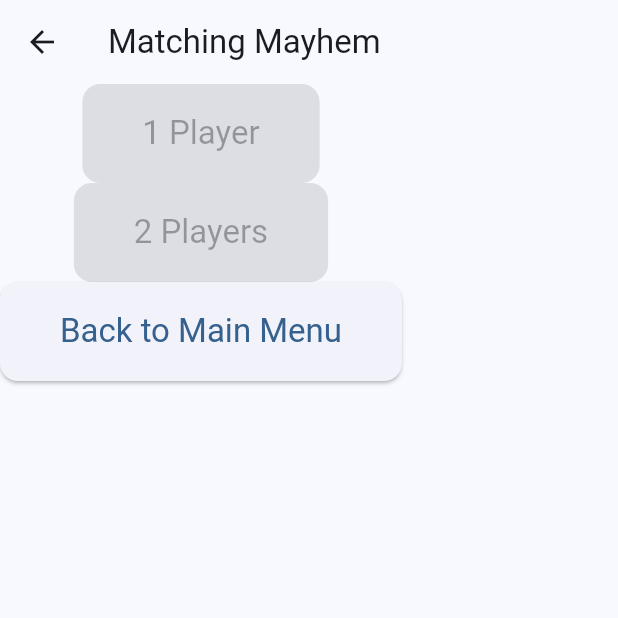
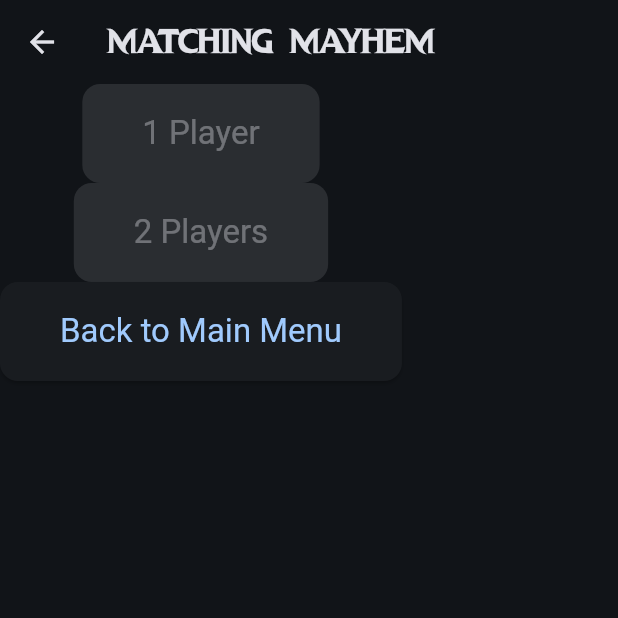
Before and after one commit to Emilio-Hernandez23/Concentration-Card-Game, a Flutter app: the screen it shows after launch, after a tap on "New Game", on a phone screen of 412 x 824 dp, the top half of it. Run offline on Flutter 3.47's test engine with Material 3 defaults, Android fonts, the phone set to English and light mode, and no system bars.

Commit message:
Added DnD font style, adjusted yaml file, added font to main

```diff
--- a/card_game/lib/Instructions_Screen.dart
+++ b/card_game/lib/Instructions_Screen.dart
@@ -1,4 +1,4 @@
-import 'package:card_game/main.dart';
+//import 'package:card_game/main.dart';
 import 'package:flutter/material.dart';
 
 class InstructionsScreen extends StatelessWidget{
--- a/card_game/lib/main.dart
+++ b/card_game/lib/main.dart
@@ -1,6 +1,7 @@
 import 'package:card_game/Instructions_Screen.dart';
 import 'package:card_game/new_game.dart';
 import 'package:flutter/material.dart';
+//import 'package:flutter/cupertino.dart';
 
 void main() {
   runApp(const MainApp());
@@ -17,6 +18,7 @@ class MainApp extends StatelessWidget {
       theme: ThemeData(
         useMaterial3: true,
         colorSchemeSeed: Colors.blue,
+        fontFamily: 'DragonHunter',
         elevatedButtonTheme: ElevatedButtonThemeData(
           style: ElevatedButton.styleFrom(
             padding: const EdgeInsets.symmetric(vertical: 20, horizontal: 40),
@@ -25,12 +27,10 @@ class MainApp extends StatelessWidget {
               borderRadius: BorderRadius.circular(12)
             )
           )
-        )
+        ),
+        brightness: Brightness.dark
         ),
       home: MenuScreen(),
-      routes: {
-        GamesScreen.routeName: (game) => const GamesScreen(),
-      },
     );
   }
 }
@@ -51,7 +51,6 @@ class MenuScreen extends StatelessWidget {
           // Background image
           Positioned.fill(
             //choose between these 2 backgrounds
-
             child: Image.asset(
               'assets/images/Backgrounds/Home_Screen_Background.png',
             // child: Image.asset(
@@ -65,15 +64,15 @@ class MenuScreen extends StatelessWidget {
             child: Column(
               mainAxisSize: MainAxisSize.min,
               children: [
-                ListTile(
-                  leading: const Icon(Icons.info_outline),
-                  title: const Text('Start Game'),
-                  onTap: () {
-                    Navigator.of(context).pushNamed(GamesScreen.routeName);
-                  },
-                ),
                 const SizedBox(height: 16),
                 ElevatedButton(
+                  style: ElevatedButton.styleFrom(
+                    foregroundColor: Colors.white,
+                    textStyle: TextStyle(fontSize: 20, fontFamily: 'DragonHunter'),
+                    shape: RoundedRectangleBorder(
+                      borderRadius: BorderRadius.circular(12)
+                    ),
+                  ),
                   onPressed: () {
                     Navigator.push(
                       context,
@@ -85,10 +84,24 @@ class MenuScreen extends StatelessWidget {
                   child: const Text("New Game"),
                 ),
                 ElevatedButton(
+                  style: ElevatedButton.styleFrom(
+                    foregroundColor: Colors.white,
+                    textStyle: TextStyle(fontSize: 20, fontFamily: 'DragonHunter'),
+                    shape: RoundedRectangleBorder(
+                      borderRadius: BorderRadius.circular(12)
+                    ),
+                  ),
                   onPressed: () {},
                   child: const Text("Leaderboard"),
                 ),
                 ElevatedButton(
+                  style: ElevatedButton.styleFrom(
+                    foregroundColor: Colors.white,
+                    textStyle: TextStyle(fontSize: 20, fontFamily: 'DragonHunter'),
+                    shape: RoundedRectangleBorder(
+                      borderRadius: BorderRadius.circular(12)
+                    ),
+                  ),
                   onPressed: () {
                     Navigator.push(
                       context,
@@ -100,6 +113,13 @@ class MenuScreen extends StatelessWidget {
                   child: const Text("How to Play"),
                 ),
                 ElevatedButton(
+                  style: ElevatedButton.styleFrom(
+                    foregroundColor: Colors.white,
+                    textStyle: TextStyle(fontSize: 20, fontFamily: 'DragonHunter'),
+                    shape: RoundedRectangleBorder(
+                      borderRadius: BorderRadius.circular(12)
+                    ),
+                  ),
                   onPressed: () {},
                   child: const Text("Settings"),
                 ),
@@ -111,23 +131,3 @@ class MenuScreen extends StatelessWidget {
     );
   }
 }
-
-// Game Screen
-class GamesScreen extends StatelessWidget {
-  static const routeName = '/details';
-
-  const GamesScreen({super.key});
-
-  @override
-  Widget build(BuildContext context) {
-    return Scaffold(
-      appBar: AppBar(title: const Text('Details')),
-      body: Center(
-        child: FilledButton(
-          onPressed: () => Navigator.of(context).pop(), // go back to menu
-          child: const Text('Back'),
-        ),
-      ),
-    );
-  }
-}
--- a/card_game/pubspec.yaml
+++ b/card_game/pubspec.yaml
@@ -17,6 +17,10 @@ dev_dependencies:
 
 flutter:
   uses-material-design: true
+  fonts:
+    - family: DragonHunter
+      fonts:
+        - asset: assets/fonts/DragonHunter.otf
   assets:
     - assets/images/Backgrounds/Home_Screen_Background.png
     - assets/images/Backgrounds/Home_Screen_Background2.png
```
Also changed, not shown: card_game/assets/fonts/DragonHunter.otf (added).
